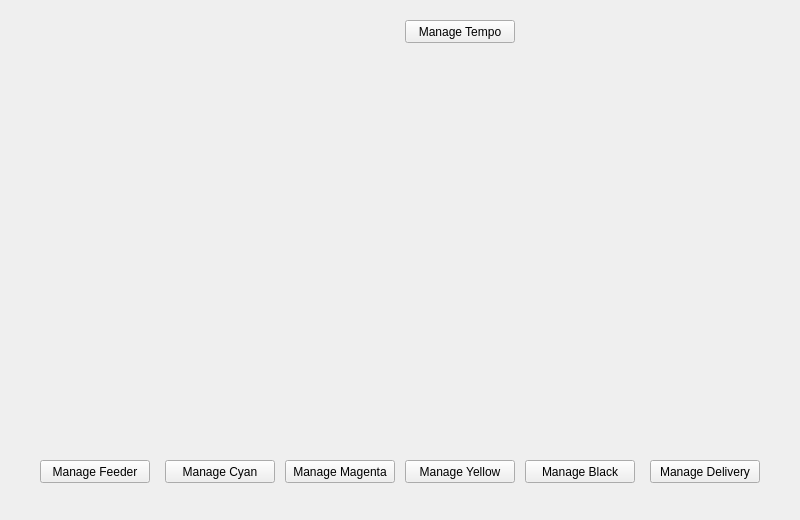
First picture: the form in modbus-application/machineview.ui, repository Wolkabout/offset-printing-machine-simulator-application, before the edit.
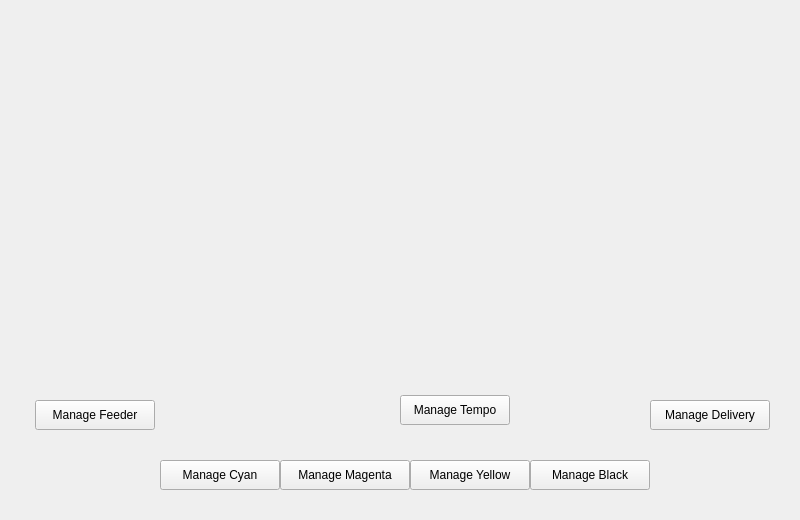
Second picture: the form after the edit. Icons and pictures are not drawn.

```diff
--- a/modbus-application/machineview.ui
+++ b/modbus-application/machineview.ui
@@ -29,7 +29,7 @@
    <property name="geometry">
     <rect>
      <x>40</x>
-     <y>135</y>
+     <y>100</y>
      <width>120</width>
      <height>250</height>
     </rect>
@@ -48,7 +48,7 @@
    <property name="geometry">
     <rect>
      <x>160</x>
-     <y>90</y>
+     <y>55</y>
      <width>120</width>
      <height>250</height>
     </rect>
@@ -79,7 +79,7 @@
    <property name="geometry">
     <rect>
      <x>280</x>
-     <y>90</y>
+     <y>55</y>
      <width>120</width>
      <height>250</height>
     </rect>
@@ -98,7 +98,7 @@
    <property name="geometry">
     <rect>
      <x>400</x>
-     <y>90</y>
+     <y>55</y>
      <width>120</width>
      <height>250</height>
     </rect>
@@ -117,7 +117,7 @@
    <property name="geometry">
     <rect>
      <x>520</x>
-     <y>90</y>
+     <y>55</y>
      <width>120</width>
      <height>250</height>
     </rect>
@@ -136,7 +136,7 @@
    <property name="geometry">
     <rect>
      <x>640</x>
-     <y>135</y>
+     <y>100</y>
      <width>120</width>
      <height>250</height>
     </rect>
@@ -155,7 +155,7 @@
    <property name="geometry">
     <rect>
      <x>40</x>
-     <y>430</y>
+     <y>370</y>
      <width>110</width>
      <height>20</height>
     </rect>
@@ -170,10 +170,10 @@
   <widget class="QPushButton" name="feederManage">
    <property name="geometry">
     <rect>
-     <x>40</x>
-     <y>460</y>
-     <width>110</width>
-     <height>23</height>
+     <x>35</x>
+     <y>400</y>
+     <width>120</width>
+     <height>30</height>
     </rect>
    </property>
    <property name="text">
@@ -184,7 +184,7 @@
    <property name="geometry">
     <rect>
      <x>650</x>
-     <y>430</y>
+     <y>370</y>
      <width>110</width>
      <height>20</height>
     </rect>
@@ -200,9 +200,9 @@
    <property name="geometry">
     <rect>
      <x>650</x>
-     <y>460</y>
-     <width>110</width>
-     <height>23</height>
+     <y>400</y>
+     <width>120</width>
+     <height>30</height>
     </rect>
    </property>
    <property name="text">
@@ -212,10 +212,10 @@
   <widget class="QPushButton" name="cyanManage">
    <property name="geometry">
     <rect>
-     <x>165</x>
+     <x>160</x>
      <y>460</y>
-     <width>110</width>
-     <height>23</height>
+     <width>120</width>
+     <height>30</height>
     </rect>
    </property>
    <property name="text">
@@ -225,10 +225,10 @@
   <widget class="QPushButton" name="magentaManage">
    <property name="geometry">
     <rect>
-     <x>285</x>
+     <x>280</x>
      <y>460</y>
-     <width>110</width>
-     <height>23</height>
+     <width>130</width>
+     <height>30</height>
     </rect>
    </property>
    <property name="text">
@@ -238,10 +238,10 @@
   <widget class="QPushButton" name="yellowManage">
    <property name="geometry">
     <rect>
-     <x>405</x>
+     <x>410</x>
      <y>460</y>
-     <width>110</width>
-     <height>23</height>
+     <width>120</width>
+     <height>30</height>
     </rect>
    </property>
    <property name="text">
@@ -251,10 +251,10 @@
   <widget class="QPushButton" name="blackManage">
    <property name="geometry">
     <rect>
-     <x>525</x>
+     <x>530</x>
      <y>460</y>
-     <width>110</width>
-     <height>23</height>
+     <width>120</width>
+     <height>30</height>
     </rect>
    </property>
    <property name="text">
@@ -328,10 +328,10 @@
   <widget class="QPushButton" name="tempoManage">
    <property name="geometry">
     <rect>
-     <x>405</x>
-     <y>20</y>
+     <x>400</x>
+     <y>395</y>
      <width>110</width>
-     <height>23</height>
+     <height>30</height>
     </rect>
    </property>
    <property name="text">
@@ -341,8 +341,8 @@
   <widget class="QLabel" name="tempoCount">
    <property name="geometry">
     <rect>
-     <x>285</x>
-     <y>20</y>
+     <x>280</x>
+     <y>400</y>
      <width>110</width>
      <height>20</height>
     </rect>
```
